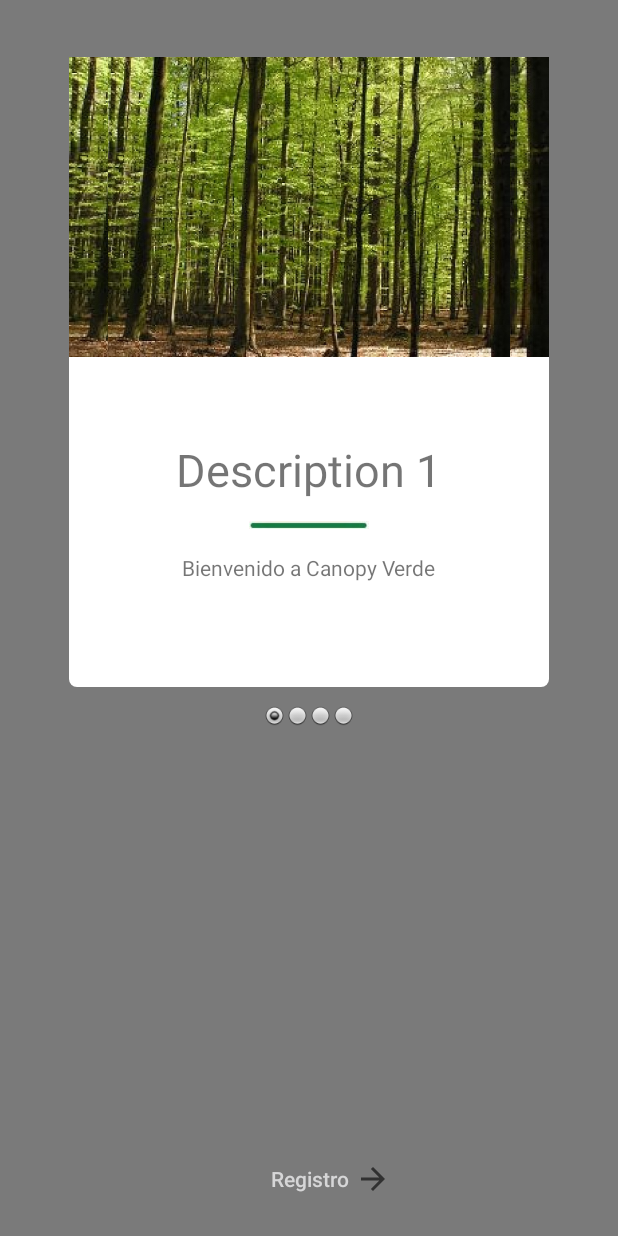
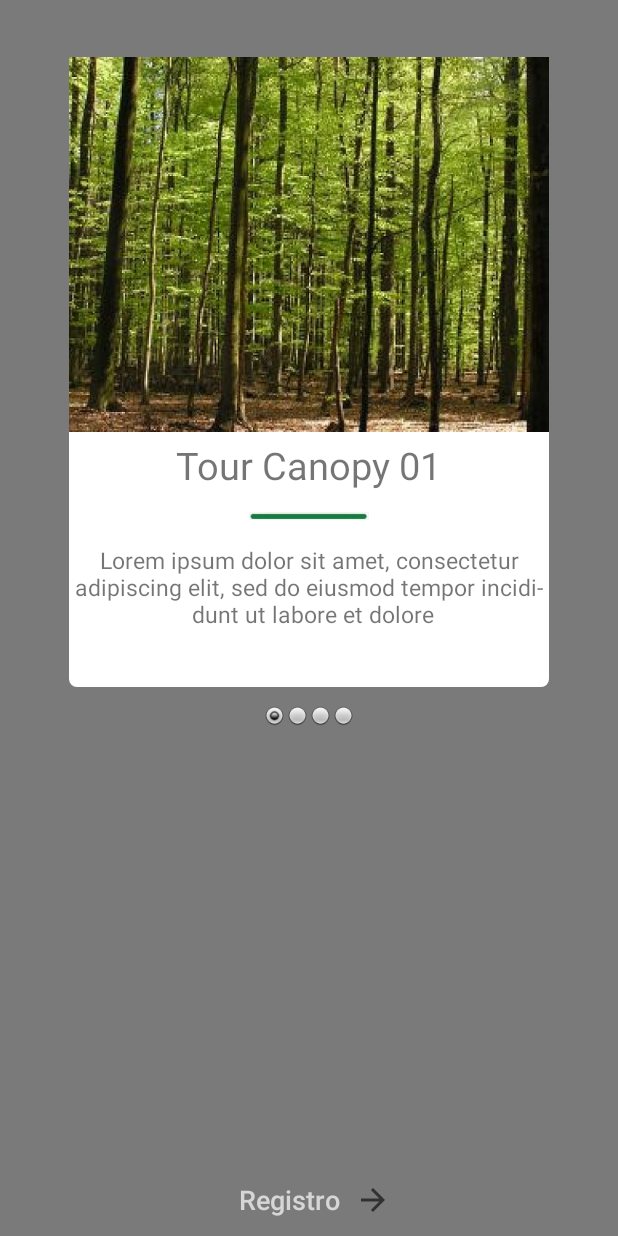
Before and after one commit to sahidr/CanopyVerde, an Android app: the screen it shows after launch (TourActivity), on a phone screen of 412 x 824 dp. Run offline under Robolectric (Android 15) with nearby library versions, the phone set to English and light mode, and no system bars; our stand-ins replace Picasso; libraries missing offline, so code that uses them is left out: com.joooonho, com.twitter.sdk; pictures from the network do not load.

Commit message:
Minor fixes in the Tour Activity

```diff
--- a/app/build.gradle
+++ b/app/build.gradle
@@ -37,6 +37,9 @@ dependencies {
     compile 'com.twitter.sdk.android:tweet-composer:3.0.0'
     compile 'com.twitter.sdk.android:twitter-mopub:3.0.0'
     compile 'com.android.support:support-v4:25.3.1'
+    compile 'de.hdodenhof:circleimageview:2.1.0'
+    compile 'com.joooonho:selectableroundedimageview:1.0.1'
+    compile 'com.squareup.picasso:picasso:2.5.2'
     testCompile 'junit:junit:4.12'
 }
 apply plugin: 'com.google.gms.google-services'
--- a/app/src/main/java/com/idbcgroup/canopyverde/TourActivity.java
+++ b/app/src/main/java/com/idbcgroup/canopyverde/TourActivity.java
@@ -21,6 +21,9 @@ import android.view.ViewGroup;
 import android.widget.Button;
 import android.widget.ImageView;
 import android.widget.TextView;
+
+import com.joooonho.SelectableRoundedImageView;
+import com.squareup.picasso.Picasso;
 
 public class TourActivity extends AppCompatActivity {
 
@@ -180,11 +183,11 @@ public class TourActivity extends AppCompatActivity {
         private static final String ARG_SECTION_NUMBER = "section_number";
 
         private ImageView img;
+        //private SelectableRoundedImageView img;
 
         //private Integer[] tour_imgs = {R.drawable.graphic, R.drawable.map, R.drawable.tree, android.R.drawable.btn_star_big_on};
-        private Integer[] tour_imgs = {R.drawable.forrest, R.drawable.forrest, R.drawable.forrest, R.drawable.forrest};
-        public PlaceholderFragment() {
-        }
+        private Integer[] tour_imgs = {R.drawable.forrest, R.drawable.tour, R.drawable.forrest, R.drawable.tour};
+        public PlaceholderFragment() {}
 
         /**
          * Returns a new instance of this fragment for the given section
@@ -207,7 +210,7 @@ public class TourActivity extends AppCompatActivity {
             Integer i = getArguments().getInt(ARG_SECTION_NUMBER) - 1;
             switch (i){
                 case 0:
-                    description.setText(getString(R.string.welcome));
+                    description.setText(getString(R.string.lorem));
                     break;
                 case 1:
                     description.setText(getString(R.string.desc1));
@@ -224,6 +227,7 @@ public class TourActivity extends AppCompatActivity {
             //textView.setText(getString(R.string.section_format, getArguments().getInt(ARG_SECTION_NUMBER)));
 
             img = (ImageView) rootView.findViewById(R.id.app_img);
+            //img.setImageResource(tour_imgs[getArguments().getInt(ARG_SECTION_NUMBER) - 1]);
             img.setBackgroundResource(tour_imgs[getArguments().getInt(ARG_SECTION_NUMBER) - 1]);
 
 
--- a/app/src/main/res/layout/activity_main.xml
+++ b/app/src/main/res/layout/activity_main.xml
@@ -2,7 +2,7 @@
 <android.support.constraint.ConstraintLayout xmlns:android="http://schemas.android.com/apk/res/android"
     xmlns:app="http://schemas.android.com/apk/res-auto"
     xmlns:tools="http://schemas.android.com/tools"
-    android:layout_width="match_parent"
+    android:layout_width="fill_parent"
     android:layout_height="match_parent"
     tools:context="com.idbcgroup.canopyverde.MainActivity">
 
--- a/app/src/main/res/layout/activity_maps.xml
+++ b/app/src/main/res/layout/activity_maps.xml
@@ -2,8 +2,9 @@
 <RelativeLayout xmlns:android="http://schemas.android.com/apk/res/android"
     xmlns:app="http://schemas.android.com/apk/res-auto"
     xmlns:tools="http://schemas.android.com/tools"
-    android:layout_width="match_parent"
-    android:layout_height="match_parent"
+    android:background="@color/colorCanopy"
+    android:layout_width="fill_parent"
+    android:layout_height="fill_parent"
     tools:context="com.idbcgroup.canopyverde.MapsActivity">
 
     <fragment
@@ -20,7 +21,6 @@
         android:layout_height="wrap_content"
         android:layout_alignParentLeft="true"
         android:layout_alignParentStart="true"
-        android:layout_alignParentTop="true"
         android:background="?attr/colorPrimary"
         android:minHeight="?attr/actionBarSize"
         android:theme="?attr/actionBarTheme">
--- a/app/src/main/res/layout/activity_tour.xml
+++ b/app/src/main/res/layout/activity_tour.xml
@@ -3,8 +3,8 @@
     xmlns:app="http://schemas.android.com/apk/res-auto"
     xmlns:tools="http://schemas.android.com/tools"
     android:id="@+id/main_content"
-    android:layout_width="match_parent"
-    android:layout_height="match_parent"
+    android:layout_width="fill_parent"
+    android:layout_height="fill_parent"
     android:fitsSystemWindows="true"
     android:background="@color/colorGray"
     android:theme="@style/Theme.AppCompat.Light.NoActionBar"
@@ -63,13 +63,13 @@
         android:layout_width="wrap_content"
         android:layout_height="wrap_content"
         android:textAllCaps="false"
-        android:layout_marginBottom="14dp"
         android:background="@color/colorTransparent"
         style="@style/Widget.AppCompat.Button.Borderless"
         android:textColor="@color/tw__solid_white"
         android:text="@string/sign_up"
+        android:textSize="18sp"
         android:layout_alignParentBottom="true"
-        android:layout_centerHorizontal="true" />
+        android:layout_toStartOf="@+id/imageView" />
 
     <ImageView
         android:id="@+id/imageView"
--- a/app/src/main/res/layout/activity_user_profile.xml
+++ b/app/src/main/res/layout/activity_user_profile.xml
@@ -21,6 +21,15 @@
             android:fitsSystemWindows="true"
             app:contentScrim="?attr/colorPrimary"
             app:layout_scrollFlags="scroll|exitUntilCollapsed">
+
+            <de.hdodenhof.circleimageview.CircleImageView
+                xmlns:app="http://schemas.android.com/apk/res-auto"
+                android:id="@+id/profile_image"
+                android:layout_width="96dp"
+                android:layout_height="96dp"
+                android:src="@drawable/tree"
+                app:civ_border_width="0dp"
+                app:civ_border_color="#FF000000"/>
 
             <ImageButton
                 android:id="@+id/profilepic"
--- a/app/src/main/res/layout/fragment_tour.xml
+++ b/app/src/main/res/layout/fragment_tour.xml
@@ -9,21 +9,35 @@
     <ImageView
         android:id="@+id/app_img"
         android:layout_width="200dp"
-        android:layout_height="200dp"
+        android:layout_height="250dp"
         android:layout_alignParentEnd="true"
         android:layout_alignParentStart="true"
         android:layout_alignParentTop="true"
         android:adjustViewBounds="true"
         android:background="@drawable/tour_card"
-        android:cropToPadding="true"
-        android:src="@drawable/forrest" />
+        android:cropToPadding="true" />
+
+    <!--com.joooonho.SelectableRoundedImageView
+        xmlns:app="http://schemas.android.com/apk/res-auto"
+        android:id="@+id/app_img"
+        app:sriv_left_top_corner_radius="5dip"
+        app:sriv_right_top_corner_radius="5dip"
+        android:layout_alignParentEnd="true"
+        android:layout_alignParentStart="true"
+        android:layout_alignParentTop="true"
+        android:paddingTop="-5dp"
+        android:layout_height="250dp"
+        android:layout_width="match_parent" /-->
 
     <TextView
         android:id="@+id/description"
         android:layout_width="wrap_content"
         android:layout_height="wrap_content"
-        android:text="@string/welcome"
-        android:layout_marginBottom="70dp"
+        android:textSize="15sp"
+        android:text="@string/lorem"
+        android:textAlignment="center"
+        android:layout_marginBottom="38dp"
+        android:gravity="center_horizontal"
         android:layout_alignParentBottom="true"
         android:layout_centerHorizontal="true" />
 
@@ -42,8 +56,8 @@
         android:layout_height="wrap_content"
         android:layout_above="@+id/greenBar"
         android:layout_centerHorizontal="true"
-        android:textSize="30sp"
+        android:textSize="25sp"
         android:layout_marginBottom="12dp"
-        android:text="@string/desc1" />
+        android:text="@string/title_tour" />
 
 </RelativeLayout>
--- a/app/src/main/res/values/strings.xml
+++ b/app/src/main/res/values/strings.xml
@@ -7,6 +7,7 @@
     <string name="title_activity_tour">TourActivity</string>
     <string name="skip">Saltar</string>
     <string name="sign_up">Registro</string>
+    <string name="title_tour">Tour Canopy 01</string>
     <string name="welcome">Bienvenido a Canopy Verde</string>
     <string name="start">Comenzar</string>
     <string name="desc1">Description 1</string>
@@ -14,6 +15,8 @@
     <string name="desc3">Final description START</string>
     <string name="title_activity_maps">Map</string>
     <string name="title_activity_user_profile">User Profile</string>
+    <string name="lorem">Lorem ipsum dolor sit amet, consectetur adipiscing elit, sed do eiusmod tempor incidi-\n
+        dunt ut labore et dolore</string>
 
     <!--    Login    -->
     <string name="login">LOGIN</string>
@@ -67,7 +70,6 @@
     <string name="green_index">%</string>
     <string name="ratio">árbol/m^2</string>
 
-
     <!--    Red Points    -->
     <string name="request">Solicitar</string>
 
--- a/app/src/main/res/values/styles.xml
+++ b/app/src/main/res/values/styles.xml
@@ -22,6 +22,7 @@
 
     <style name="SplashTheme" parent="AppTheme.NoActionBar">
         <item name="android:windowBackground">@drawable/splash</item>
+        <item name="android:statusBarColor">@color/colorTransparent</item>
         <item name="colorPrimary">@color/colorCanopyDark</item>
         <item name="android:windowNoTitle">true</item>
         <item name="android:windowFullscreen">true</item>
@@ -51,7 +52,7 @@
         <item name="android:textColorPrimary">@color/colorCanopyLight</item>
         <item name="colorPrimary">@color/colorCanopy</item>
         <item name="colorAccent">@color/colorCanopy</item>
-        <item name="colorPrimaryDark">@android:color/transparent</item>
+        <item name="colorPrimaryDark">@color/colorCanopyDark</item>
     </style>
 
 </resources>
```
Also changed, not shown: app/src/main/res/drawable/tour.jpg (added).
